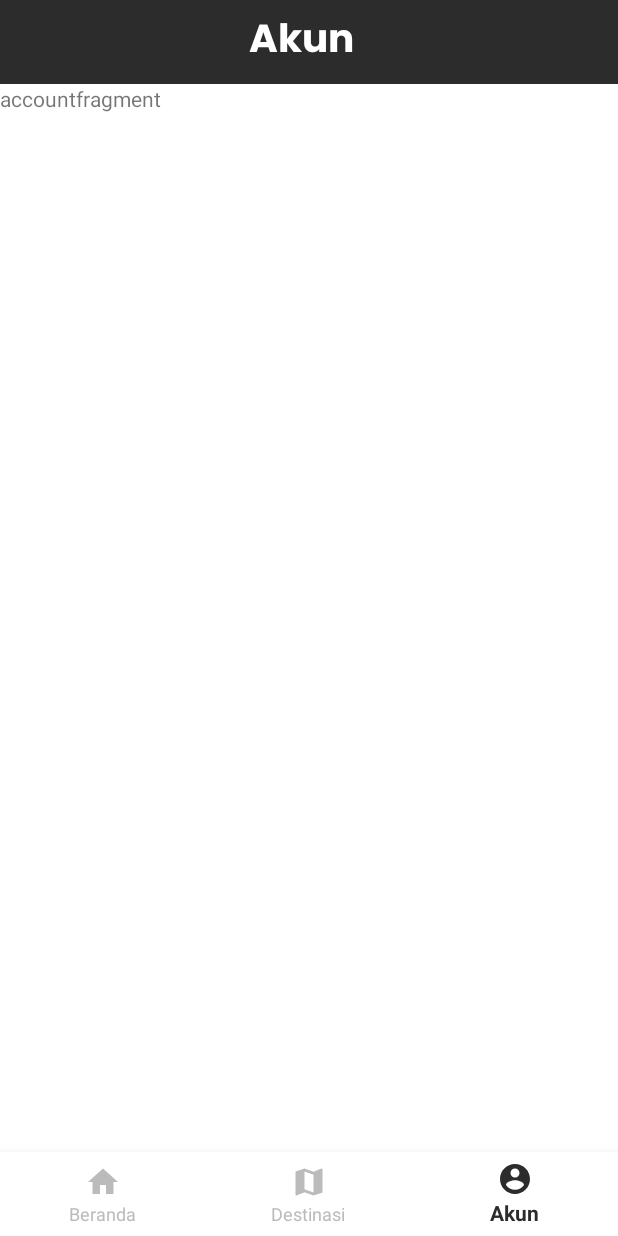
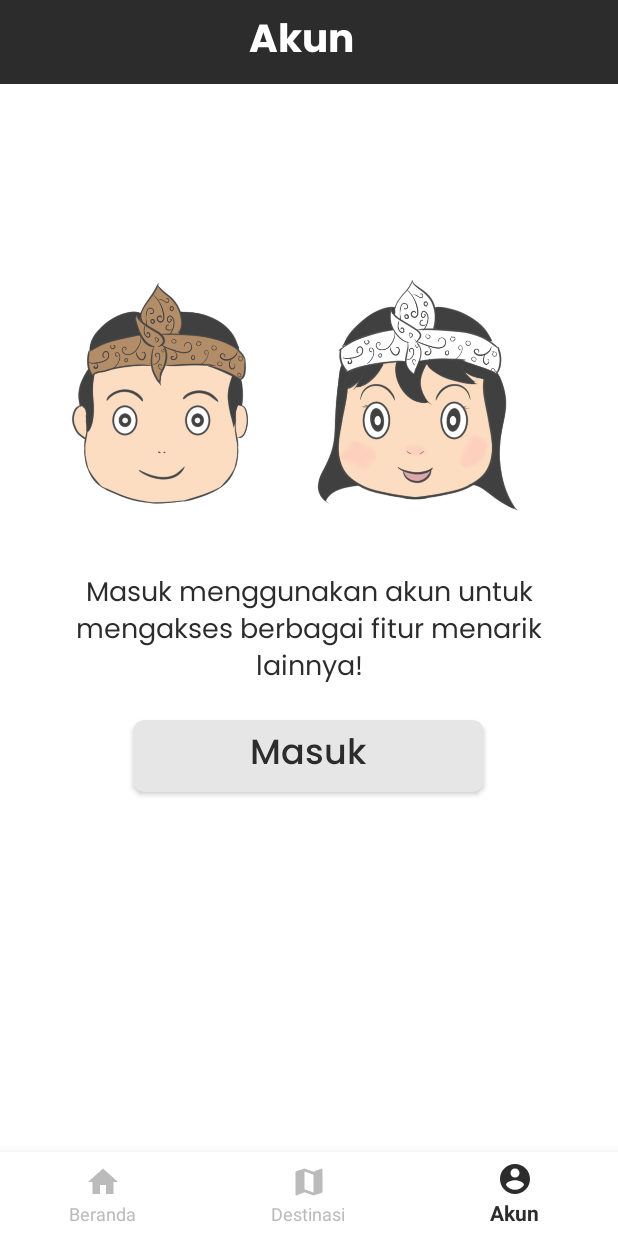
Before and after one commit to ganiaaldi/KeBandung, an Android app: the AccountFragment screen opened through its navigation route, on a phone screen of 412 x 824 dp. Run offline under Robolectric (Android 15) with nearby library versions, the phone set to English and light mode, and no system bars; our stand-ins replace navigation-ui, sdp/ssp sizes; 2 statements that could not run were skipped.

Commit message:
implement ui account not login

```diff
--- a/app/src/main/java/com/aldi/kebandung/auth/LoginFragment.kt
+++ b/app/src/main/java/com/aldi/kebandung/auth/LoginFragment.kt
@@ -32,7 +32,11 @@ class LoginFragment : Fragment() {
 
     private fun loginButton() {
         btnLogin.setOnClickListener {
+            if(activity is AuthActivity){
             findNavController().navigate(R.id.mainActivity)
+        } else{
+                findNavController().navigateUp()
+            }
         }
     }
 }
--- a/app/src/main/java/com/aldi/kebandung/menu/AccountFragment.kt
+++ b/app/src/main/java/com/aldi/kebandung/menu/AccountFragment.kt
@@ -7,9 +7,11 @@ import androidx.fragment.app.Fragment
 import android.view.LayoutInflater
 import android.view.View
 import android.view.ViewGroup
+import androidx.navigation.fragment.findNavController
 
 import com.aldi.kebandung.R
 import com.aldi.kebandung.view.ChangeToolbarTitle
+import kotlinx.android.synthetic.main.fragment_account.*
 
 
 class AccountFragment : Fragment() {
@@ -27,5 +29,13 @@ class AccountFragment : Fragment() {
         super.onViewCreated(view, savedInstanceState)
         (activity as ChangeToolbarTitle).showToolbar(true)
         (activity as ChangeToolbarTitle).updateTitle("Akun")
+        buttonLogin()
+    }
+
+    fun buttonLogin(){
+        btnLogin.setOnClickListener {
+            findNavController().navigate(R.id.loginFragment2)
+            (activity as ChangeToolbarTitle).showToolbar(false)
+        }
     }
 }
--- a/app/src/main/java/com/aldi/kebandung/menu/HomeFragment.kt
+++ b/app/src/main/java/com/aldi/kebandung/menu/HomeFragment.kt
@@ -6,6 +6,7 @@ import androidx.fragment.app.Fragment
 import android.view.LayoutInflater
 import android.view.View
 import android.view.ViewGroup
+import androidx.navigation.fragment.findNavController
 
 import com.aldi.kebandung.R
 import com.aldi.kebandung.view.ChangeToolbarTitle
@@ -25,8 +26,14 @@ class HomeFragment : Fragment() {
         super.onViewCreated(view, savedInstanceState)
         (activity as ChangeToolbarTitle).showToolbar(true)
         (activity as ChangeToolbarTitle).updateTitle("Beranda")
+        buttonCheckDestination()
+    }
+
+    fun buttonCheckDestination(){
+        btnCheckDestination.setOnClickListener {
+            findNavController().navigate(R.id.destinationFragment)
+        }
     }
 
 
-
 }
--- a/app/src/main/res/layout/fragment_account.xml
+++ b/app/src/main/res/layout/fragment_account.xml
@@ -1,14 +1,54 @@
 <?xml version="1.0" encoding="utf-8"?>
-<FrameLayout xmlns:android="http://schemas.android.com/apk/res/android"
+<RelativeLayout xmlns:android="http://schemas.android.com/apk/res/android"
              xmlns:tools="http://schemas.android.com/tools"
              android:layout_width="match_parent"
              android:layout_height="match_parent"
              tools:context=".menu.AccountFragment">
 
-    <!-- TODO: Update blank fragment layout -->
-    <TextView
-            android:layout_width="match_parent"
-            android:layout_height="match_parent"
-            android:text="accountfragment"/>
+    <androidx.appcompat.widget.AppCompatImageView
+            android:layout_width="@dimen/_120sdp"
+            android:layout_height="@dimen/_120sdp"
+            android:id="@+id/imgAvatar"
+            android:src="@drawable/asepnormal"
+            android:layout_marginTop="@dimen/_100sdp"
+            android:layout_marginStart="@dimen/_25sdp"
+            android:layout_marginLeft="@dimen/_25sdp"/>
 
-</FrameLayout>
+    <androidx.appcompat.widget.AppCompatImageView
+            android:layout_width="@dimen/_120sdp"
+            android:layout_height="@dimen/_120sdp"
+            android:id="@+id/imgAvatar2"
+            android:src="@drawable/euisnormal"
+            android:layout_toRightOf="@id/imgAvatar"
+            android:layout_toEndOf="@id/imgAvatar"
+            android:layout_marginTop="@dimen/_100sdp"
+            android:layout_marginStart="@dimen/_10sdp"
+            android:layout_marginLeft="@dimen/_10sdp"/>
+
+    <androidx.appcompat.widget.AppCompatTextView
+            android:id="@+id/tvHintMasuk"
+            android:layout_width="wrap_content"
+            android:layout_height="wrap_content"
+            android:layout_below="@id/imgAvatar"
+            android:layout_marginTop="@dimen/_30sdp"
+            android:paddingLeft="@dimen/_10sdp"
+            android:paddingRight="@dimen/_10sdp"
+            android:text="Masuk menggunakan akun untuk mengakses berbagai fitur menarik lainnya!"
+            android:textAlignment="center"
+            style="@style/DarkRegText"
+    />
+
+    <androidx.appcompat.widget.AppCompatButton
+            android:id="@+id/btnLogin"
+            android:layout_width="@dimen/_180sdp"
+            android:layout_height="wrap_content"
+            android:layout_below="@id/tvHintMasuk"
+            android:background="@drawable/btn_white"
+            style="@style/DarkMedText"
+            android:text="@string/btn_login"
+            android:textAllCaps="false"
+            android:layout_marginTop="@dimen/_15sdp"
+            android:layout_centerHorizontal="true"
+    />
+
+</RelativeLayout>
--- a/app/src/main/res/layout/fragment_home.xml
+++ b/app/src/main/res/layout/fragment_home.xml
@@ -121,7 +121,7 @@
              tools:listitem=""/>
 
      <androidx.appcompat.widget.AppCompatButton
-             android:id="@+id/btnLoginGuest"
+             android:id="@+id/btnCheckDestination"
              android:layout_width="@dimen/_180sdp"
              android:layout_height="wrap_content"
              android:layout_below="@id/rvKuliner"
--- a/app/src/main/res/navigation/primary_navigation.xml
+++ b/app/src/main/res/navigation/primary_navigation.xml
@@ -5,9 +5,15 @@
             app:startDestination="@id/homeFragment">
 
     <fragment android:id="@+id/homeFragment" android:name="com.aldi.kebandung.menu.HomeFragment"
-              android:label="fragment_home" tools:layout="@layout/fragment_home"/>
+              android:label="fragment_home" tools:layout="@layout/fragment_home">
+        <action android:id="@+id/action_homeFragment_to_destinationFragment" app:destination="@id/destinationFragment"/>
+    </fragment>
     <fragment android:id="@+id/accountFragment" android:name="com.aldi.kebandung.menu.AccountFragment"
-              android:label="fragment_account" tools:layout="@layout/fragment_account"/>
+              android:label="fragment_account" tools:layout="@layout/fragment_account">
+        <action android:id="@+id/action_accountFragment_to_loginFragment2" app:destination="@id/loginFragment2"/>
+    </fragment>
     <fragment android:id="@+id/destinationFragment" android:name="com.aldi.kebandung.menu.DestinationFragment"
               android:label="fragment_destination" tools:layout="@layout/fragment_destination"/>
+    <fragment android:id="@+id/loginFragment2" android:name="com.aldi.kebandung.auth.LoginFragment"
+              android:label="fragment_login" tools:layout="@layout/fragment_login"/>
 </navigation>
```
